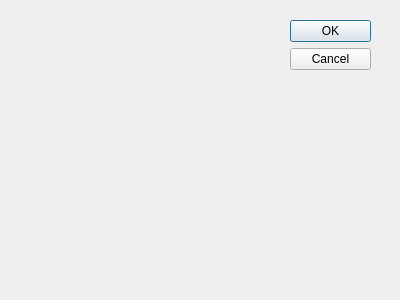
The window that addnewword.ui (viettungvuong/CS163) describes before a commit, drawn with Qt 5.
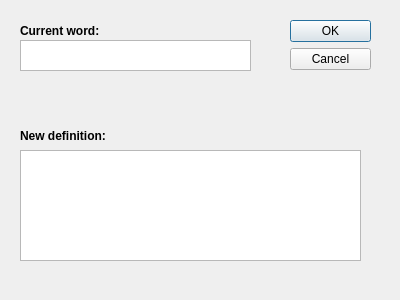
The same window after the commit.

Commit message: them 2 window

The edit to the form file:
```diff
--- a/addnewword.ui
+++ b/addnewword.ui
@@ -31,6 +31,67 @@
     <set>QDialogButtonBox::Cancel|QDialogButtonBox::Ok</set>
    </property>
   </widget>
+  <widget class="QLabel" name="label_3">
+   <property name="geometry">
+    <rect>
+     <x>20</x>
+     <y>120</y>
+     <width>101</width>
+     <height>31</height>
+    </rect>
+   </property>
+   <property name="font">
+    <font>
+     <family>Arial</family>
+     <bold>true</bold>
+    </font>
+   </property>
+   <property name="text">
+    <string>New definition:</string>
+   </property>
+  </widget>
+  <widget class="QTextEdit" name="textEdit">
+   <property name="geometry">
+    <rect>
+     <x>20</x>
+     <y>150</y>
+     <width>341</width>
+     <height>111</height>
+    </rect>
+   </property>
+  </widget>
+  <widget class="QLabel" name="label">
+   <property name="geometry">
+    <rect>
+     <x>20</x>
+     <y>20</y>
+     <width>91</width>
+     <height>21</height>
+    </rect>
+   </property>
+   <property name="font">
+    <font>
+     <family>Arial</family>
+     <bold>true</bold>
+    </font>
+   </property>
+   <property name="text">
+    <string>Current word:</string>
+   </property>
+  </widget>
+  <widget class="QTextEdit" name="textEdit_2">
+   <property name="geometry">
+    <rect>
+     <x>20</x>
+     <y>40</y>
+     <width>231</width>
+     <height>31</height>
+    </rect>
+   </property>
+   <property name="verticalScrollBarPolicy">
+    <enum>Qt::ScrollBarAlwaysOff</enum>
+   </property>
+  </widget>
  </widget>
  <pixmapfunction/>
  <resources/>
```
Left out of the diff: 9 changed lines with no effect on the pictures. The commit also changes 1 other file.
